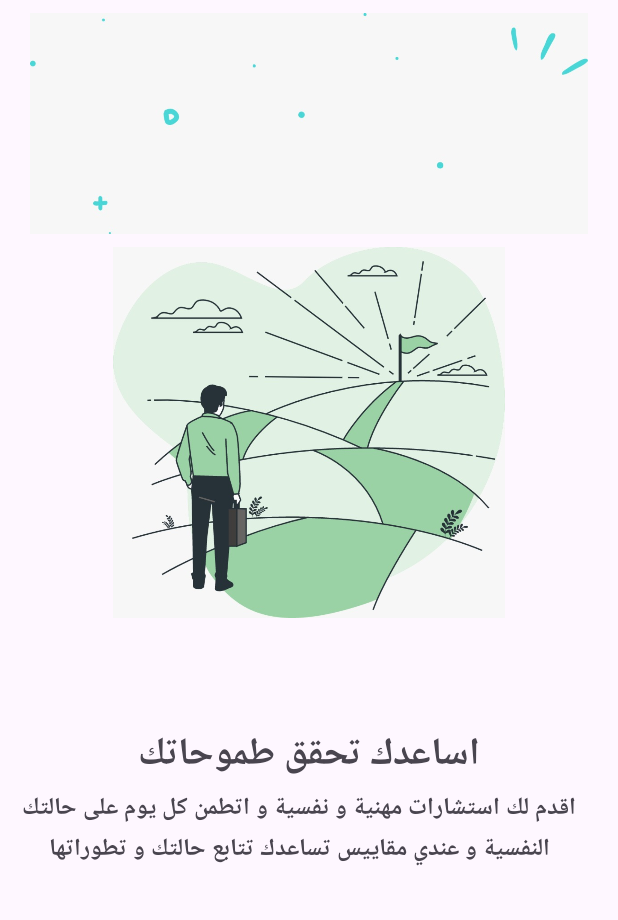
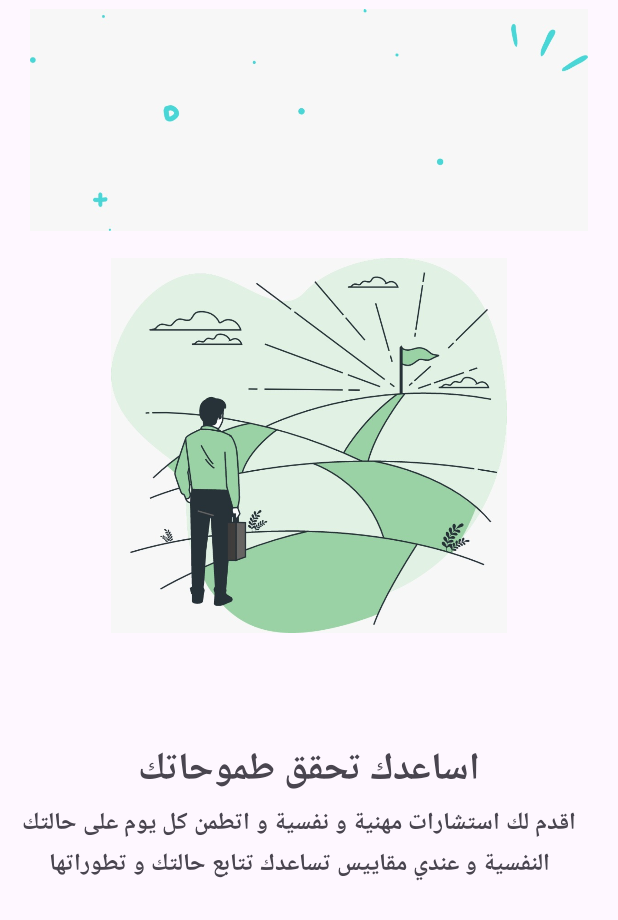
Before and after one commit to salmaehab26/OnBoarding, an Android app: the fragment Fragment2 shown on its own in the app's theme, on a phone screen of 412 x 824 dp. Shown: the top 920 px of the screen. Run offline under Robolectric (Android 15) with nearby library versions, the phone set to English and light mode, and no system bars.

Commit message:
Edit buttons rounded

```diff
--- a/app/src/main/res/drawable/rounded_button.xml
+++ b/app/src/main/res/drawable/rounded_button.xml
@@ -1,4 +1,5 @@
 <shape xmlns:android="http://schemas.android.com/apk/res/android"
     android:shape="rectangle">
     <corners android:radius="5dp" />
+    <solid android:color="@color/darkGreen"/>
 </shape>
--- a/app/src/main/res/layout/activity_main.xml
+++ b/app/src/main/res/layout/activity_main.xml
@@ -36,7 +36,6 @@
         android:layout_marginStart="20dp"
         android:layout_marginBottom="15dp"
         android:text="التالي"
-        android:backgroundTint="@color/darkGreen"
         android:textSize="20dp"
         android:background="@drawable/rounded_button"
         app:layout_constraintBottom_toBottomOf="parent"
@@ -47,12 +46,10 @@
         android:layout_width="100dp"
         android:layout_height="wrap_content"
         android:layout_marginEnd="20dp"
+        android:background="@drawable/rounded_button"
         android:layout_marginBottom="15dp"
         android:text="تخطي"
-        android:background="@drawable/rounded_button"
-        android:backgroundTint="#f0eded"
         android:textSize="20dp"
-        android:textColor="#4a4a4a"
         app:layout_constraintBottom_toBottomOf="parent"
         app:layout_constraintEnd_toEndOf="parent" />
 
@@ -63,7 +60,6 @@
         android:layout_height="55dp"
         android:layout_marginBottom="15dp"
         android:text="تسجيل الدخول"
-        android:backgroundTint="@color/darkGreen"
         android:background="@drawable/rounded_button"
         android:textSize="20dp"
         app:layout_constraintBottom_toBottomOf="parent"
--- a/app/src/main/res/layout/fragment_second.xml
+++ b/app/src/main/res/layout/fragment_second.xml
@@ -9,10 +9,8 @@
     tools:context=".presentaion.Fragments.Fragment2">
 
     <ImageView
-        android:id="@+id/iv_background"
         android:layout_width="match_parent"
-        android:layout_height="0dp"
-        app:layout_constraintHeight_percent="0.2"
+        android:layout_height="160dp"
         android:layout_marginHorizontal="20dp"
         android:src="@drawable/background"
         app:layout_constraintEnd_toEndOf="parent"
@@ -21,13 +19,14 @@
 
     <ImageView
         android:id="@+id/imageFrag2"
-        android:layout_width="wrap_content"
-        android:layout_height="0dp"
-        app:layout_constraintHeight_percent="0.3"
+        android:layout_width="300dp"
+        android:layout_height="250dp"
         android:src="@drawable/fragment2"
+        app:layout_constraintBottom_toBottomOf="parent"
         app:layout_constraintEnd_toEndOf="parent"
+        app:layout_constraintHorizontal_bias="0.5"
         app:layout_constraintStart_toStartOf="parent"
-        app:layout_constraintTop_toBottomOf="@id/iv_background"
+        app:layout_constraintTop_toTopOf="parent"
         app:layout_constraintVertical_bias="0.3" />
 
     <TextView
```
Also changed, not shown: app/src/main/res/layout/fragment_fourth.xml (+6 -7 lines), app/src/main/res/layout/fragment_third.xml (+7 -8 lines).
